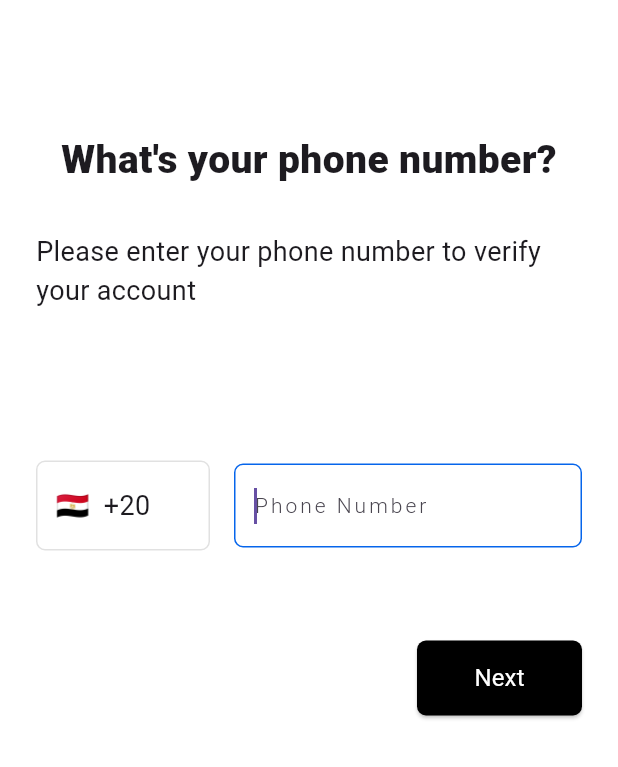
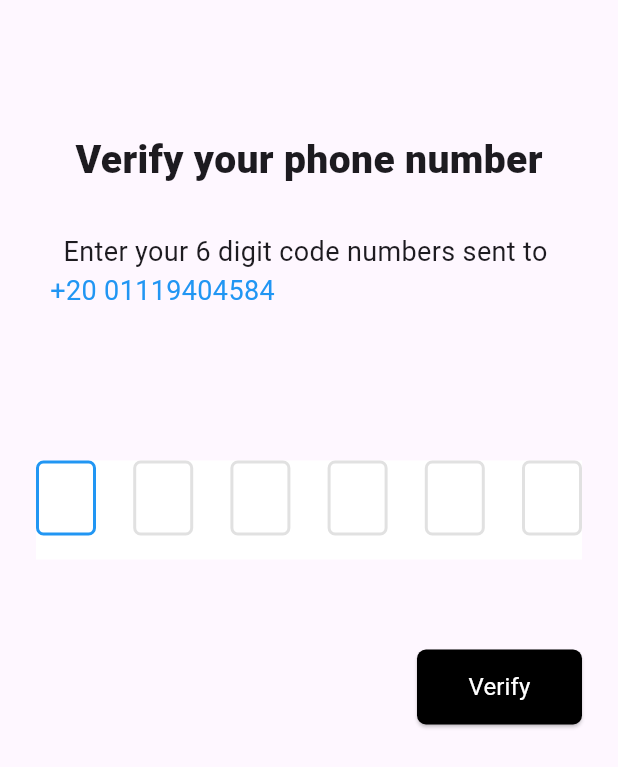
Before and after one commit to AyaNady17/FlutterMaps, a Flutter app: the screen it shows after launch, after a tap on "Next", on a phone screen of 412 x 824 dp. Shown: the top 767 px of the screen. Run offline on Flutter 3.47's test engine with Material 3 defaults, Android fonts, the phone set to English and light mode, and no system bars; drawn by our look-alikes of pin_code_fields; our stand-ins replace firebase_core; accounts and stored records are empty; Roboto replaces fonts that are missing (Montserrat).

Commit message:
OTP Screen Ui done

```diff
--- a/lib/Constansts/strings.dart
+++ b/lib/Constansts/strings.dart
@@ -1 +1,2 @@
 const loginScreen = '/';
+const otpScreen = '/otpScreen';
--- a/lib/Presentaion/Screens/login_screen.dart
+++ b/lib/Presentaion/Screens/login_screen.dart
@@ -8,7 +8,7 @@ class LoginScreen extends StatelessWidget {
 
   @override
   Widget build(BuildContext context) {
-    return const SafeArea(
+    return SafeArea(
       child: Scaffold(backgroundColor: Colors.white, body: LoginScreenBody()),
     );
   }
--- /dev/null
+++ b/lib/Presentaion/Screens/otp_screen.dart
@@ -0,0 +1,15 @@
+import 'package:flutter/material.dart';
+import 'package:flutter_maps/Presentaion/Widgets/otp_screen_body.dart';
+
+class OTPScreen extends StatelessWidget {
+  const OTPScreen({super.key});
+
+  @override
+  Widget build(BuildContext context) {
+    return const SafeArea(
+      child: Scaffold(
+        body: OTPScreenBody(),
+      ),
+    );
+  }
+}
--- a/lib/Presentaion/Widgets/custom_next_button.dart
+++ b/lib/Presentaion/Widgets/custom_next_button.dart
@@ -1,22 +1,25 @@
 import 'package:flutter/material.dart';
+import 'package:flutter_maps/Constansts/strings.dart';
 import 'package:flutter_maps/Constansts/text_styles.dart';
 
 class CustomNextButton extends StatelessWidget {
-  const CustomNextButton({super.key});
-
+  const CustomNextButton({super.key, required this.title});
+  final String title;
   @override
   Widget build(BuildContext context) {
     return Align(
       alignment: Alignment.bottomRight,
       child: ElevatedButton(
-        onPressed: () {},
+        onPressed: () {
+          Navigator.pushReplacementNamed(context, otpScreen);
+        },
         style: ElevatedButton.styleFrom(
             shape:
                 RoundedRectangleBorder(borderRadius: BorderRadius.circular(6)),
             minimumSize: const Size(110, 50),
             backgroundColor: Colors.black),
         child: Text(
-          "Next",
+          title,
           style: StylesManager.textStyle16.copyWith(color: Colors.white),
         ),
       ),
--- a/lib/Presentaion/Widgets/intro_text.dart
+++ b/lib/Presentaion/Widgets/intro_text.dart
@@ -2,21 +2,22 @@ import 'package:flutter/material.dart';
 import 'package:flutter_maps/Constansts/text_styles.dart';
 
 class IntroText extends StatelessWidget {
-  const IntroText({super.key});
-
+  const IntroText({super.key, required this.title, required this.subTitle});
+  final String title;
+  final String subTitle;
   @override
   Widget build(BuildContext context) {
-    return const Column(
+    return Column(
       children: [
         Text(
-          "What's your phone number?",
+          title,
           style: StylesManager.textStyle26,
         ),
-        SizedBox(
+        const SizedBox(
           height: 30,
         ),
         Text(
-          "Please enter your phone number to verify your account",
+          subTitle,
           style: StylesManager.textStyle18,
         )
       ],
--- a/lib/Presentaion/Widgets/login_screen_body.dart
+++ b/lib/Presentaion/Widgets/login_screen_body.dart
@@ -4,20 +4,26 @@ import 'package:flutter_maps/Presentaion/Widgets/intro_text.dart';
 import 'package:flutter_maps/Presentaion/Widgets/phone_form_field.dart';
 
 class LoginScreenBody extends StatelessWidget {
-  const LoginScreenBody({super.key});
+  LoginScreenBody({super.key});
+  final GlobalKey<FormState> _PhoneFormKey = GlobalKey();
 
   @override
   Widget build(BuildContext context) {
     return Form(
+        key: _PhoneFormKey,
         child: Container(
           margin: const EdgeInsets.symmetric(vertical: 88, horizontal: 24),
           child: const Column(
             children: [
-          IntroText(),
+              IntroText(
+                title: "What's your phone number?",
+                subTitle:
+                    "Please enter your phone number to verify your account",
+              ),
               SizedBox(height: 100),
               PhoneFormField(),
               SizedBox(height: 60),
-          CustomNextButton(),
+              CustomNextButton(title: 'Next'),
             ],
           ),
         ));
--- /dev/null
+++ b/lib/Presentaion/Widgets/otp_screen_body.dart
@@ -0,0 +1,36 @@
+import 'package:flutter/material.dart';
+import 'package:flutter_maps/Constansts/text_styles.dart';
+import 'package:flutter_maps/Presentaion/Widgets/custom_next_button.dart';
+import 'package:flutter_maps/Presentaion/Widgets/intro_text.dart';
+import 'package:flutter_maps/Presentaion/Widgets/pin_code_widget.dart';
+
+class OTPScreenBody extends StatelessWidget {
+  const OTPScreenBody({super.key});
+
+  @override
+  Widget build(BuildContext context) {
+    return Container(
+      margin: const EdgeInsets.symmetric(vertical: 88, horizontal: 24),
+      child: Column(
+        children: [
+          const IntroText(
+              title: 'Verify your phone number',
+              subTitle: 'Enter your 6 digit code numbers sent to '),
+          Align(
+            alignment: Alignment.topLeft,
+            child: Text(
+              '  +20 01119404584',
+              style: StylesManager.textStyle18.copyWith(color: Colors.blue),
+            ),
+          ),
+          const SizedBox(height: 100),
+          PinCode(),
+          const SizedBox(height: 60),
+          const CustomNextButton(
+            title: 'Verify',
+          ),
+        ],
+      ),
+    );
+  }
+}
--- /dev/null
+++ b/lib/Presentaion/Widgets/pin_code_widget.dart
@@ -0,0 +1,32 @@
+import 'package:flutter/material.dart';
+import 'package:flutter_maps/Constansts/my_colors.dart';
+import 'package:pin_code_fields/pin_code_fields.dart';
+
+class PinCode extends StatelessWidget {
+  const PinCode({super.key});
+
+  @override
+  Widget build(BuildContext context) {
+    return PinCodeTextField(
+      keyboardType: TextInputType.phone,
+      cursorColor: Colors.black,
+      appContext: context,
+      length: 6,
+      autoFocus: true,
+      animationType: AnimationType.fade,
+      pinTheme: PinTheme(
+          shape: PinCodeFieldShape.box,
+          borderRadius: BorderRadius.circular(5),
+          fieldHeight: 50,
+          fieldWidth: 40,
+          activeFillColor: MyColors.lightBlue,
+          inactiveFillColor: Colors.white,
+          activeColor: MyColors.lightBlue,
+          inactiveColor: MyColors.lightGrey,
+          selectedFillColor: Colors.white),
+      animationDuration: const Duration(milliseconds: 300),
+      backgroundColor: Colors.white,
+      enableActiveFill: true,
+    );
+  }
+}
--- a/lib/app_router.dart
+++ b/lib/app_router.dart
@@ -1,12 +1,15 @@
 import 'package:flutter/material.dart';
 import 'package:flutter_maps/Constansts/strings.dart';
 import 'package:flutter_maps/Presentaion/Screens/login_screen.dart';
+import 'package:flutter_maps/Presentaion/Screens/otp_screen.dart';
 
 class AppRouter {
   Route? generateRoute(RouteSettings settings) {
     switch (settings.name) {
       case loginScreen:
         return MaterialPageRoute(builder: (_) => const LoginScreen());
+      case otpScreen:
+        return MaterialPageRoute(builder: (_) => const OTPScreen());
     }
   }
 }
--- a/pubspec.yaml
+++ b/pubspec.yaml
@@ -34,6 +34,7 @@ dependencies:
   flutter:
     sdk: flutter
   flutter_bloc: ^8.1.3
+  pin_code_fields: ^8.0.1
 
 dev_dependencies:
   flutter_lints: ^2.0.0
```
Also changed, not shown: pubspec.lock. Lines whose indentation alone changed are shown as unchanged.
